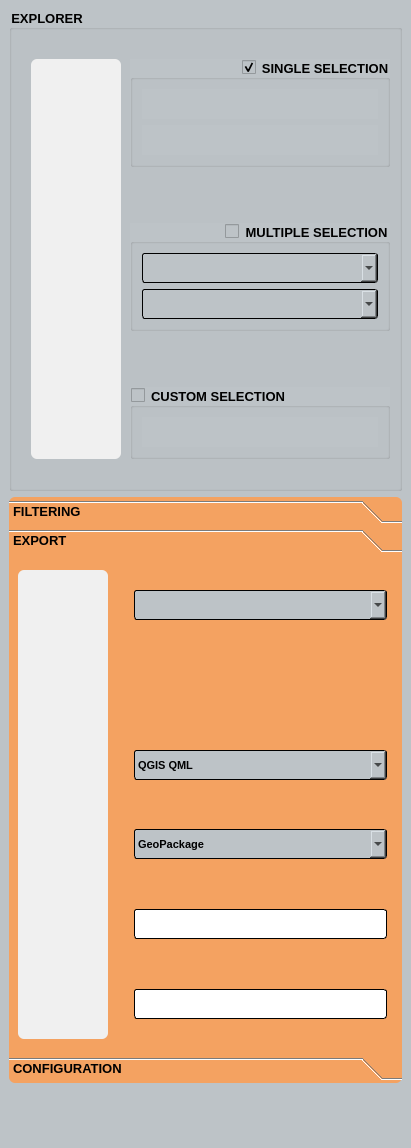
This is filter_mate_dockwidget_base.ui in sducournau/filter_mate as Qt 5 draws it before an edit. The edited form follows.
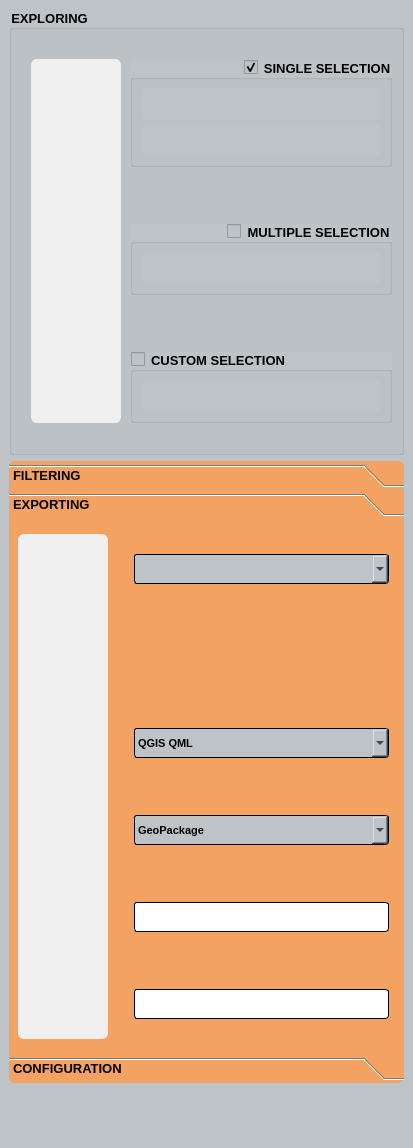
This is the edited form. The open tabs and pages were chosen to show the change. Icons and pictures are not drawn. Custom widgets are drawn as their Qt base class.

```diff
--- a/filter_mate_dockwidget_base.ui
+++ b/filter_mate_dockwidget_base.ui
@@ -6,14 +6,14 @@
    <rect>
     <x>0</x>
     <y>0</y>
-    <width>411</width>
+    <width>413</width>
     <height>1148</height>
    </rect>
   </property>
   <property name="minimumSize">
    <size>
-    <width>411</width>
-    <height>437</height>
+    <width>413</width>
+    <height>456</height>
    </size>
   </property>
   <property name="baseSize">
@@ -457,7 +457,7 @@
        <string notr="true"/>
       </property>
       <property name="title">
-       <string>EXPLORER</string>
+       <string>EXPLORING</string>
       </property>
       <property name="alignment">
        <set>Qt::AlignLeading|Qt::AlignLeft|Qt::AlignVCenter</set>
@@ -703,6 +703,16 @@
                   <height>50</height>
                  </size>
                 </property>
+                <property name="font">
+                 <font>
+                  <family>Segoe UI</family>
+                  <weight>75</weight>
+                  <bold>true</bold>
+                 </font>
+                </property>
+                <property name="cursor">
+                 <cursorShape>PointingHandCursor</cursorShape>
+                </property>
                 <property name="text">
                  <string/>
                 </property>
@@ -731,7 +741,7 @@
                </spacer>
               </item>
               <item>
-               <widget class="QCheckBox" name="checkBox_test_2">
+               <widget class="QPushButton" name="pushButton_checkable_exploring_saving_parameters">
                 <property name="sizePolicy">
                  <sizepolicy hsizetype="Preferred" vsizetype="Fixed">
                   <horstretch>0</horstretch>
@@ -852,9 +862,9 @@
                <enum>QLayout::SetMaximumSize</enum>
               </property>
               <item row="0" column="0">
-               <layout class="QGridLayout" name="gridLayout_9">
-                <item row="0" column="0">
-                 <widget class="QgsFeaturePickerWidget" name="mFeaturePickerWidget_filter_by_selection">
+               <layout class="QVBoxLayout" name="verticalLayout_exploring_single_selection">
+                <item>
+                 <widget class="QgsFeaturePickerWidget" name="mFeaturePickerWidget_exploring_single_selection">
                   <property name="sizePolicy">
                    <sizepolicy hsizetype="Preferred" vsizetype="Fixed">
                     <horstretch>0</horstretch>
@@ -927,8 +937,8 @@
                   </property>
                  </widget>
                 </item>
-                <item row="1" column="0">
-                 <widget class="QgsFieldExpressionWidget" name="mFieldExpressionWidget_filter_by_selection">
+                <item>
+                 <widget class="QgsFieldExpressionWidget" name="mFieldExpressionWidget_exploring_single_selection">
                   <property name="sizePolicy">
                    <sizepolicy hsizetype="Preferred" vsizetype="Fixed">
                     <horstretch>0</horstretch>
@@ -1071,7 +1081,7 @@
               <set>Qt::AlignRight|Qt::AlignTrailing|Qt::AlignVCenter</set>
              </property>
              <property name="flat">
-              <bool>false</bool>
+              <bool>true</bool>
              </property>
              <property name="checkable">
               <bool>true</bool>
@@ -1087,83 +1097,12 @@
                <enum>QLayout::SetMaximumSize</enum>
               </property>
               <item row="0" column="0">
-               <layout class="QGridLayout" name="gridLayout_11">
+               <layout class="QVBoxLayout" name="verticalLayout_exploring_multiple_selection">
                 <property name="sizeConstraint">
                  <enum>QLayout::SetDefaultConstraint</enum>
                 </property>
-                <item row="1" column="0">
-                 <widget class="QgsFieldComboBox" name="mFieldComboBox_filter_by_selection">
-                  <property name="sizePolicy">
-                   <sizepolicy hsizetype="Preferred" vsizetype="Fixed">
-                    <horstretch>0</horstretch>
-                    <verstretch>0</verstretch>
-                   </sizepolicy>
-                  </property>
-                  <property name="minimumSize">
-                   <size>
-                    <width>0</width>
-                    <height>30</height>
-                   </size>
-                  </property>
-                  <property name="maximumSize">
-                   <size>
-                    <width>16777215</width>
-                    <height>30</height>
-                   </size>
-                  </property>
-                  <property name="baseSize">
-                   <size>
-                    <width>0</width>
-                    <height>30</height>
-                   </size>
-                  </property>
-                  <property name="font">
-                   <font>
-                    <family>Segoe UI</family>
-                    <weight>75</weight>
-                    <bold>true</bold>
-                   </font>
-                  </property>
-                  <property name="cursor">
-                   <cursorShape>PointingHandCursor</cursorShape>
-                  </property>
-                  <property name="styleSheet">
-                   <string notr="true">QComboBox
-{
- background-color:#bdc3c7;
-border: 1px solid black;
-border-radius: 3px;
-padding: 3px 3px 3px 3px;
-color:black;
-
-}
-
-QComboBox:hover
-{
-
-border: 2px solid black;
-
-}
-
-QComboBox QAbstractItemView {
-
-  background: #bdc3c7;
-  selection-background-color: #34495e;
-	color:black;
-}
-
-
-
-
-</string>
-                  </property>
-                  <property name="maxVisibleItems">
-                   <number>20</number>
-                  </property>
-                 </widget>
-                </item>
-                <item row="0" column="0">
-                 <widget class="QgsCheckableComboBox" name="mComboBox_filter_by_selection">
+                <item>
+                 <widget class="QgsFieldExpressionWidget" name="mFieldExpressionWidget_exploring_multiple_selection">
                   <property name="enabled">
                    <bool>false</bool>
                   </property>
@@ -1201,39 +1140,6 @@
                   <property name="cursor">
                    <cursorShape>PointingHandCursor</cursorShape>
                   </property>
-                  <property name="styleSheet">
-                   <string notr="true">QComboBox
-{
- background-color:#bdc3c7;
-border: 1px solid black;
-border-radius: 3px;
-padding: 3px 3px 3px 3px;
-color:black;
-
-}
-
-QComboBox:hover
-{
-
-border: 2px solid black;
-
-}
-
-QComboBox QAbstractItemView {
-
-  background: #bdc3c7;
-  selection-background-color: #34495e;
-	color:black;
-}
-
-
-
-
-</string>
-                  </property>
-                  <property name="maxVisibleItems">
-                   <number>20</number>
-                  </property>
                  </widget>
                 </item>
                </layout>
@@ -1298,7 +1204,10 @@
               <item>
                <layout class="QVBoxLayout" name="verticalLayout_3">
                 <item>
-                 <widget class="QgsFieldExpressionWidget" name="mFieldExpressionWidget">
+                 <widget class="QgsFieldExpressionWidget" name="mFieldExpressionWidget_exploring_custom_selection">
+                  <property name="enabled">
+                   <bool>false</bool>
+                  </property>
                   <property name="sizePolicy">
                    <sizepolicy hsizetype="Preferred" vsizetype="Fixed">
                     <horstretch>0</horstretch>
@@ -2791,12 +2700,12 @@
           <rect>
            <x>0</x>
            <y>0</y>
-           <width>381</width>
-           <height>400</height>
+           <width>387</width>
+           <height>463</height>
           </rect>
          </property>
          <attribute name="label">
-          <string>EXPORT</string>
+          <string>EXPORTING</string>
          </attribute>
          <layout class="QVBoxLayout" name="verticalLayout_16">
           <item>
@@ -2839,7 +2748,7 @@
                <item>
                 <layout class="QVBoxLayout" name="verticalLayout_15">
                  <item>
-                  <widget class="QCheckBox" name="checkBox_export_layers">
+                  <widget class="QPushButton" name="pushButton_checkable_exporting_layers">
                    <property name="sizePolicy">
                     <sizepolicy hsizetype="Preferred" vsizetype="Fixed">
                      <horstretch>0</horstretch>
@@ -2884,6 +2793,12 @@
                      <height>35</height>
                     </size>
                    </property>
+                   <property name="checkable">
+                    <bool>true</bool>
+                   </property>
+                   <property name="flat">
+                    <bool>true</bool>
+                   </property>
                   </widget>
                  </item>
                  <item>
@@ -4009,11 +3924,6 @@
    <extends>QWidget</extends>
    <header>qgsfeaturepickerwidget.h</header>
   </customwidget>
-  <customwidget>
-   <class>QgsFieldComboBox</class>
-   <extends>QComboBox</extends>
-   <header>qgsfieldcombobox.h</header>
-  </customwidget>
   <customwidget>
    <class>QgsFieldExpressionWidget</class>
    <extends>QWidget</extends>
```
Left out of the diff: 229 changed lines with no effect on the pictures.
